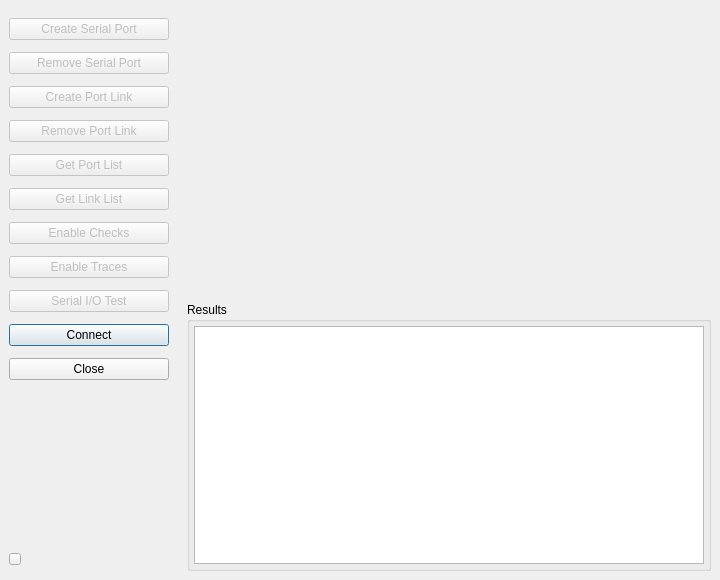
This is VSPClientUI/ui/vscmainwindow.ui in britus/VSPDriver as Qt 5 draws it before an edit. The edited form follows.
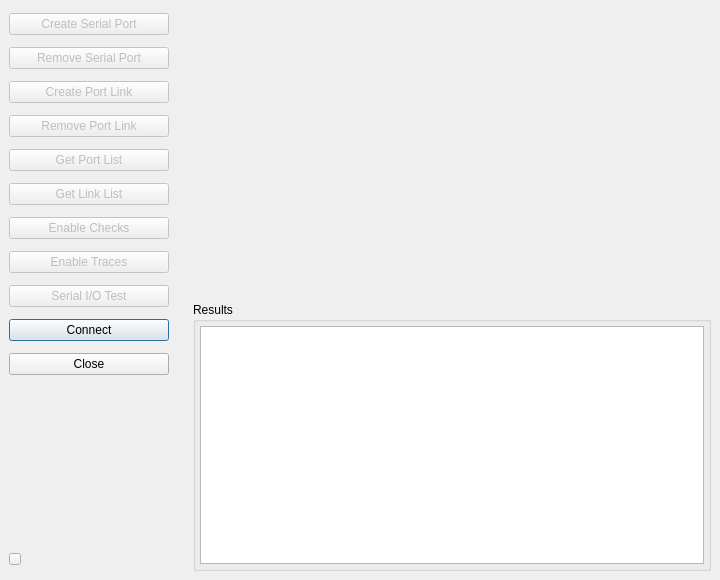
This is the edited form. The open tabs and pages were chosen to show the change. Icons and pictures are not drawn. Custom widgets are drawn as their Qt base class.

The edit to the form file:
```diff
--- a/VSPClientUI/ui/vscmainwindow.ui
+++ b/VSPClientUI/ui/vscmainwindow.ui
@@ -28,6 +28,9 @@
   </property>
   <widget class="QWidget" name="centralwidget">
    <layout class="QHBoxLayout" name="horizontalLayout_2" stretch="0,90">
+    <property name="spacing">
+     <number>12</number>
+    </property>
     <item>
      <widget class="QWidget" name="pnlButtons" native="true">
       <property name="sizePolicy">
@@ -49,6 +52,9 @@
        <property name="leftMargin">
         <number>0</number>
        </property>
+       <property name="topMargin">
+        <number>4</number>
+       </property>
        <property name="rightMargin">
         <number>0</number>
        </property>
```
Left out of the diff: 2 changed lines with no effect on the pictures.
